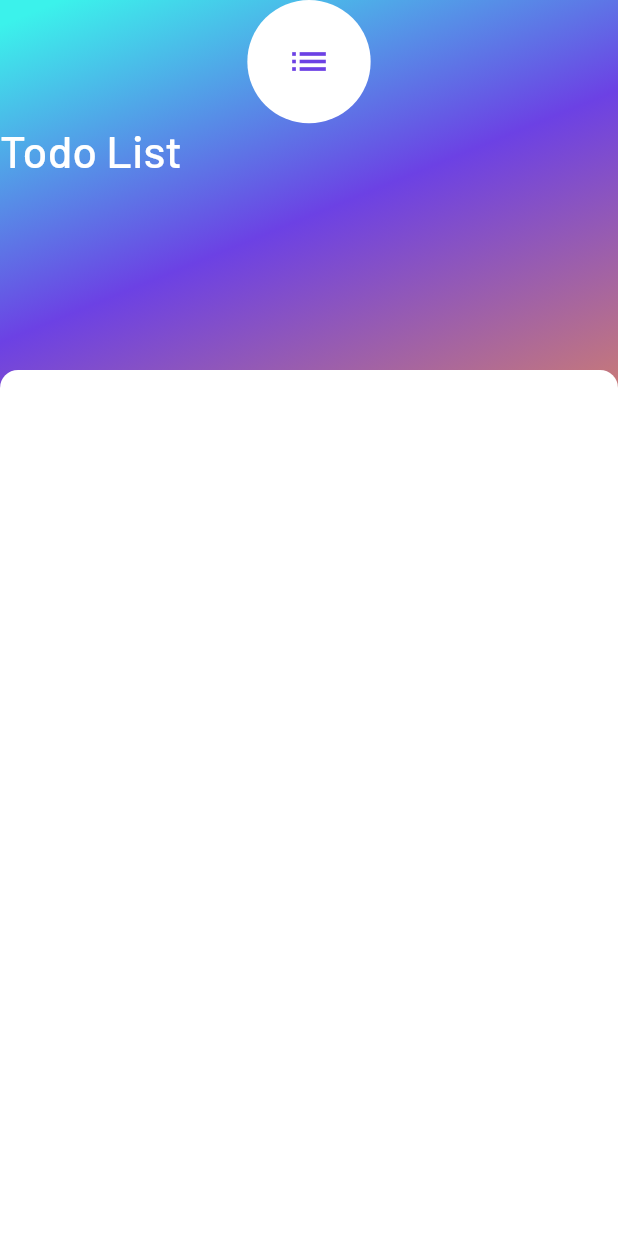
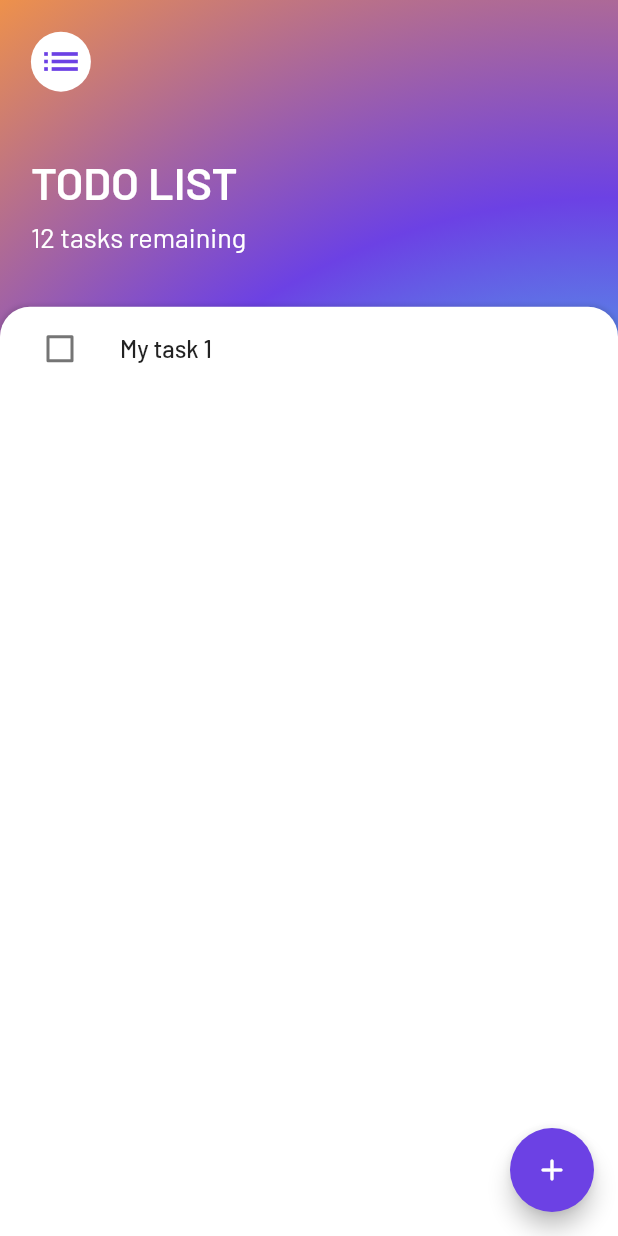
Before and after one commit to dvsu/todolist-app, a Flutter app: the screen it shows after launch, on a phone screen of 412 x 824 dp. Run offline on Flutter 3.47's test engine with Material 2 defaults, Android fonts, the phone set to English and light mode, and no system bars; our stand-ins replace flutter_keyboard_visibility, flutter_screenutil.

Commit message:
Update task screen widget layout

```diff
--- a/lib/screens/task_screen.dart
+++ b/lib/screens/task_screen.dart
@@ -1,5 +1,6 @@
 import 'package:flutter/material.dart';
 import 'package:flutter_screenutil/flutter_screenutil.dart';
+import 'dart:math' as math;
 
 class TaskScreen extends StatelessWidget {
   const TaskScreen({Key? key}) : super(key: key);
@@ -9,29 +10,38 @@ class TaskScreen extends StatelessWidget {
     ScreenUtil().setWidth(MediaQuery.of(context).size.width);
     ScreenUtil().setHeight(MediaQuery.of(context).size.height);
     return Scaffold(
+      floatingActionButton: FloatingActionButton(
+        onPressed: () {},
+        backgroundColor: Color(0xff6C41E4),
+        child: Icon(Icons.add_rounded),
+      ),
       body: Container(
         decoration: BoxDecoration(
-          gradient: LinearGradient(
+          gradient: RadialGradient(
             colors: [
               Color(0xff3BF2EB),
               Color(0xff6C41E4),
               Color(0xffFE9B38),
             ],
             stops: [
-              0.0,
-              0.2,
-              0.5,
+              0.25,
+              0.6,
+              1.4,
             ],
-            begin: Alignment(-0.8, -1.0),
-            end: Alignment(1.0, 1.2),
+            center: Alignment(1.0, 0.4),
+            radius: 1.8,
+            // begin: Alignment(-0.8, -1.0),
+            // end: Alignment(1.0, 1.2),
           ),
         ),
         child: SafeArea(
           child: Column(
-            crossAxisAlignment: CrossAxisAlignment.stretch,
+            crossAxisAlignment: CrossAxisAlignment.start,
             children: [
               Expanded(
                 flex: 0.1.sh.toInt(),
+                child: Padding(
+                  padding: EdgeInsets.only(left: 0.05.sw),
                   child: CircleAvatar(
                       backgroundColor: Colors.white,
                       child: Icon(
@@ -40,29 +50,83 @@ class TaskScreen extends StatelessWidget {
                         size: 30.0,
                       )),
                 ),
+              ),
               Expanded(
-                flex: 0.2.sh.toInt(),
+                flex: 0.075.sh.toInt(),
+                child: Padding(
+                  padding: EdgeInsets.only(left: 0.05.sw, bottom: 0.005.sh),
                   child: Container(
+                    alignment: Alignment.bottomLeft,
                     child: Text(
-                    'Todo List',
+                      'TODO LIST',
                       style: TextStyle(
                         fontSize: 30.0,
-                      fontWeight: FontWeight.w500,
+                        fontWeight: FontWeight.w600,
                         fontFamily: 'Barlow',
                         color: Colors.white,
                       ),
                     ),
                   ),
                 ),
+              ),
               Expanded(
-                flex: 0.7.sh.toInt(),
+                flex: 0.075.sh.toInt(),
+                child: Padding(
+                  padding: EdgeInsets.only(left: 0.05.sw, top: 0.005.sh),
+                  child: Container(
+                    alignment: Alignment.topLeft,
+                    child: Text(
+                      '12 tasks remaining',
+                      textAlign: TextAlign.left,
+                      style: TextStyle(
+                        fontSize: 18.0,
+                        fontWeight: FontWeight.w400,
+                        fontFamily: 'Barlow',
+                        color: Colors.white,
+                      ),
+                    ),
+                  ),
+                ),
+              ),
+              Expanded(
+                flex: 0.75.sh.toInt(),
                 child: Container(
                   decoration: BoxDecoration(
                     color: Colors.white,
                     borderRadius: BorderRadius.only(
-                        topLeft: Radius.circular(12.0),
-                        topRight: Radius.circular(12.0),
-                      )),
+                      topLeft: Radius.circular(20.0),
+                      topRight: Radius.circular(20.0),
+                    ),
+                    boxShadow: [
+                      BoxShadow(
+                        color: Color(0x22121212),
+                        blurRadius: 2.0,
+                        spreadRadius: 1.0,
+                      ),
+                    ],
+                  ),
+                  child: ListView(
+                    children: [
+                      ListTile(
+                        title: Text(
+                          'My task 1',
+                          style: TextStyle(
+                            fontSize: 16.0,
+                            fontWeight: FontWeight.w500,
+                            fontFamily: 'Barlow',
+                          ),
+                        ),
+                        leading: Checkbox(
+                          value: false,
+                          onChanged: (value) {},
+                        ),
+                        hoverColor: Colors.blue,
+                        tileColor: Colors.green,
+                        selectedTileColor: Colors.greenAccent,
+                      ),
+                      ListTile(),
+                    ],
+                  ),
                 ),
               ),
             ],
```
Lines whose indentation alone changed are shown as unchanged.
